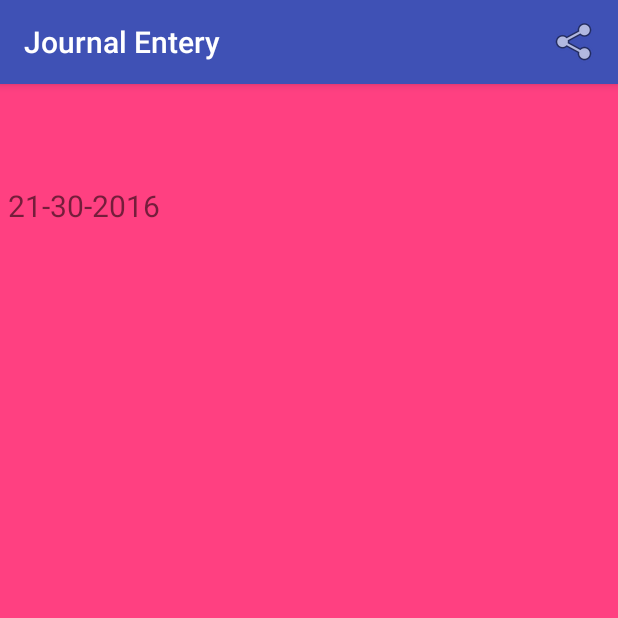
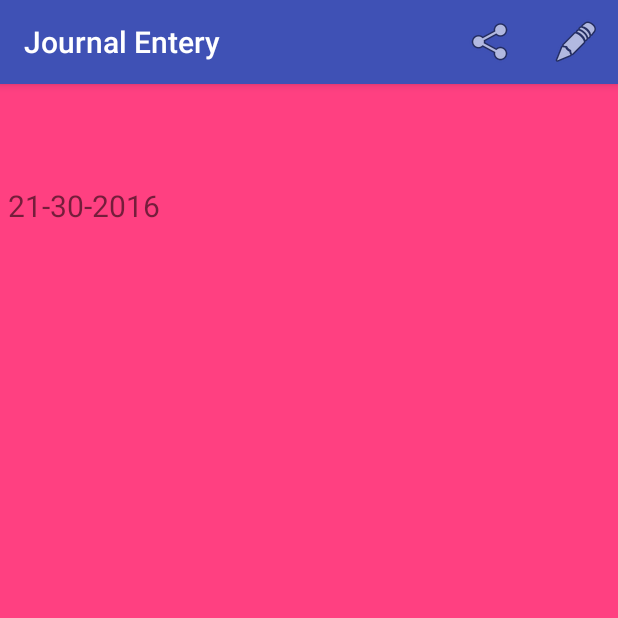
Before and after one commit to vsarunhah/journalApp, an Android app: the detailsActivity screen opened directly, with no data from a screen before it, on a phone screen of 412 x 824 dp, the top half of it. Run offline under Robolectric (Android 15) with nearby library versions, the phone set to English and light mode, and no system bars.

Commit message:
Adding an edit button

```diff
--- a/JournalEntry/src/main/java/com/android/varun/journalentry/detailsActivity.java
+++ b/JournalEntry/src/main/java/com/android/varun/journalentry/detailsActivity.java
@@ -65,6 +65,11 @@ public class detailsActivity extends AppCompatActivity {
                             "was my entry: " + details.getText()  + "."+ " And on that day I was " + mood.getText() + ".");
             intent.setType("text/plain");
             startActivity(intent);
+        }else if(id == R.id.editEntryButton){
+            Intent i = new Intent(detailsActivity.this, entryActivity.class);
+            i.putExtra("coming_from", "detailsActivity");
+            i.putExtra("clicked_item", position);
+            startActivity(i);
         }
         return true;
     }
--- a/JournalEntry/src/main/res/layout/activity_main.xml
+++ b/JournalEntry/src/main/res/layout/activity_main.xml
@@ -22,7 +22,6 @@
         android:layout_height="56dp"
         android:layout_gravity="bottom|end"
         android:src="@android:drawable/ic_input_add"
-        android:background="@color/colorAccent"
         android:layout_alignParentBottom="true"
         android:layout_alignParentRight="true"
         android:id="@+id/addEntryButton" />
--- a/JournalEntry/src/main/res/menu/details_menu.xml
+++ b/JournalEntry/src/main/res/menu/details_menu.xml
@@ -5,5 +5,11 @@
     android:title="share_Button"
     android:id="@+id/share_Button"
     android:icon="@android:drawable/ic_menu_share"
-    app:showAsAction="always" />
+    app:showAsAction="ifRoom"/>
+
+    <item
+        android:id="@+id/editEntryButton"
+        android:title="Edit"
+        android:icon="@android:drawable/ic_menu_edit"
+        app:showAsAction="ifRoom" />
 </menu>
```
Also changed, not shown: JournalEntry/src/main/java/com/android/varun/journalentry/data/MyDB.java (+9 -0 lines), JournalEntry/src/main/java/com/android/varun/journalentry/entryActivity.java (+32 -1 lines).
